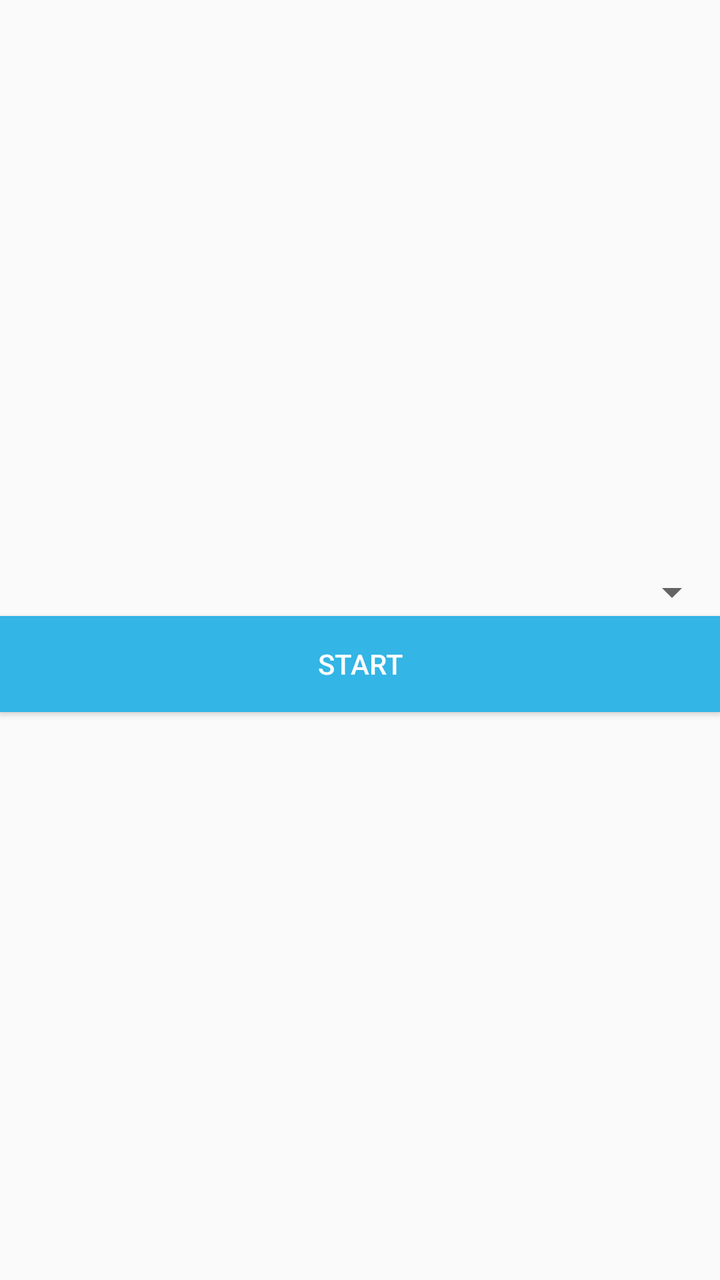
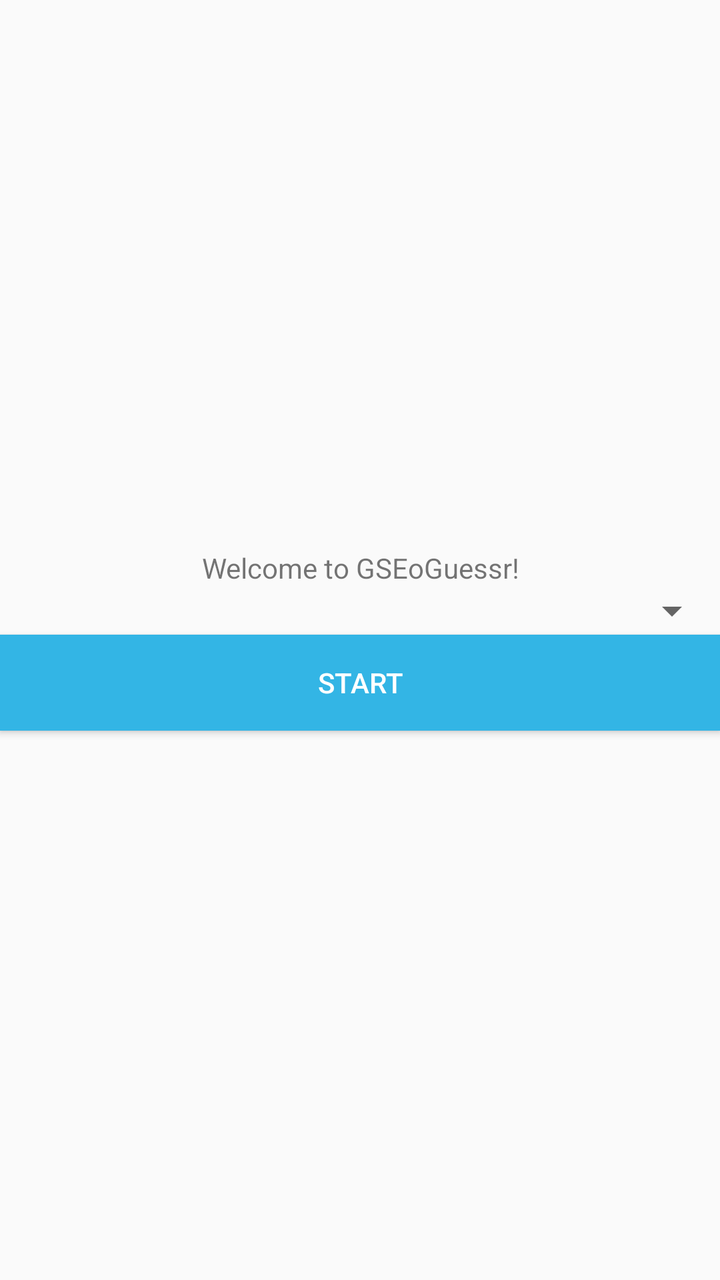

The first picture is an Android layout as it rendered before a commit; the second is the same layout after the commit. The layout source and the unified diff follow.
<!-- AndroidManifest.xml: application theme Theme.Explo -->
<!-- res/layout/activity_main.xml -->
<?xml version="1.0" encoding="utf-8"?>
<LinearLayout xmlns:android="http://schemas.android.com/apk/res/android"
    xmlns:app="http://schemas.android.com/apk/res-auto"
    xmlns:tools="http://schemas.android.com/tools"
    android:layout_width="match_parent"
    android:layout_height="match_parent"
    android:gravity="center_vertical"
    android:orientation="vertical"
    tools:context=".MainActivity">

    <Spinner
        android:id="@+id/spinner"
        android:layout_width="match_parent"
        android:layout_height="wrap_content" />

    <Button
        android:id="@+id/startButton"
        android:layout_width="match_parent"
        android:layout_height="wrap_content"
        android:background="@android:color/holo_blue_light"
        android:textColor="@android:color/white"
        android:text="Start" />
</LinearLayout>
<!-- resources referenced by this layout -->
<resources>
  <style name="Theme.Explo" parent="Base.Theme.Explo" />
  <style name="Base.Theme.Explo" parent="Theme.AppCompat.Light.NoActionBar">
          
          
      </style>
</resources>

<!-- the commit's change to res/layout/activity_main.xml (unified diff, before → after) -->
@@ -7,6 +7,13 @@
     android:gravity="center_vertical"
     android:orientation="vertical"
     tools:context=".MainActivity">
+
+    <TextView
+        android:id="@+id/welcomeMessage"
+        android:layout_width="match_parent"
+        android:layout_height="wrap_content"
+        android:gravity="center_horizontal"
+        android:text="Welcome to GSEoGuessr!" />
 
     <Spinner
         android:id="@+id/spinner"
@@ -20,4 +27,5 @@
         android:background="@android:color/holo_blue_light"
         android:textColor="@android:color/white"
         android:text="Start" />
+
 </LinearLayout>
